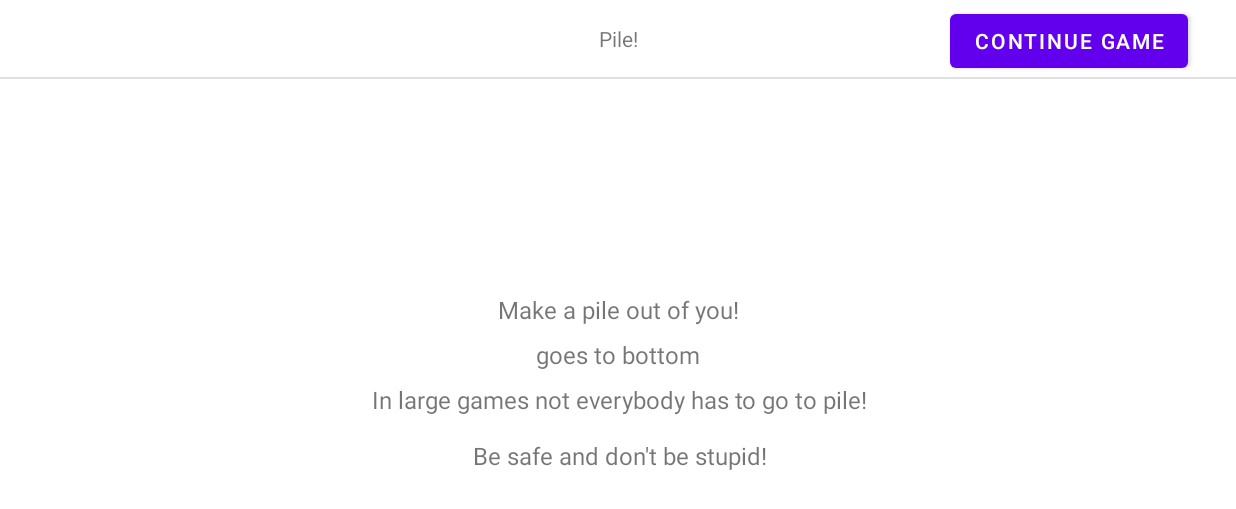
After one commit to OH-BugHit/AOP-Harjoitustyo, an Android app: the fragment Kasa placed in its activity, on a phone screen of 824 x 412 dp (held sideways). The commit adds this screen. Shown: the top 509 px of the screen. Run offline under Robolectric (Android 15) with nearby library versions, the phone set to English and light mode, and no system bars; 1 statement that could not run was skipped.

Commit message:
Kasa tehty. Kaikki minipelit valmiit (Toiminnot ja raaka layout)

```diff
--- a/app/src/main/java/com/oh/ready4play/Peli.java
+++ b/app/src/main/java/com/oh/ready4play/Peli.java
@@ -22,6 +22,7 @@ import com.oh.ready4play.minipelit.FuckTheDealer;
 import com.oh.ready4play.minipelit.Hitler;
 import com.oh.ready4play.minipelit.Huora;
 import com.oh.ready4play.minipelit.KaksiTotuuttaYksiValhe;
+import com.oh.ready4play.minipelit.Kasa;
 import com.oh.ready4play.minipelit.KolmeShottia;
 import com.oh.ready4play.minipelit.Ravit;
 import com.oh.ready4play.minipelit.Sanaselitys;
@@ -208,7 +209,7 @@ public class Peli extends Fragment {
     }
 
     private void suoritaVuoro(int toiminto) {
-        toiminto = 11;
+        toiminto = 12;
         switch (toiminto) {
             case 1 -> fragmentManager.beginTransaction()
                     .replace(R.id.fcvMinipeliNakyma,Hitler.class,null)
@@ -245,30 +246,29 @@ public class Peli extends Fragment {
                     .setReorderingAllowed(true)
                     .addToBackStack(null)
                     .commit();
-            case 8 -> {
-                fragmentManager.beginTransaction()
+            case 8 -> fragmentManager.beginTransaction()
                     .replace(R.id.fcvMinipeliNakyma, Sanaselitys.class,null)
                     .setReorderingAllowed(true)
                     .addToBackStack(null)
                     .commit();
-            }
-            case 9 -> {
-                fragmentManager.beginTransaction()
+            case 9 -> fragmentManager.beginTransaction()
                     .replace(R.id.fcvMinipeliNakyma, FuckTheDealer.class,null)
                     .setReorderingAllowed(true)
                     .addToBackStack(null)
                     .commit();
-            }
-            case 10 -> {
-                fragmentManager.beginTransaction()
+            case 10 -> fragmentManager.beginTransaction()
                     .replace(R.id.fcvMinipeliNakyma, Ravit.class,null)
                     .setReorderingAllowed(true)
                     .addToBackStack(null)
                     .commit();
-            }
-            case 11 -> {
+            case 11 -> fragmentManager.beginTransaction()
+                    .replace(R.id.fcvMinipeliNakyma, Bussikuski.class,null)
+                    .setReorderingAllowed(true)
+                    .addToBackStack(null)
+                    .commit();
+            case 12 -> {
                 fragmentManager.beginTransaction()
-                        .replace(R.id.fcvMinipeliNakyma, Bussikuski.class,null)
+                        .replace(R.id.fcvMinipeliNakyma, Kasa.class,null)
                         .setReorderingAllowed(true)
                         .addToBackStack(null)
                         .commit();
@@ -369,7 +369,7 @@ public class Peli extends Fragment {
                 case 37 -> kortti.kuva = getResources().getDrawable(R.drawable.pata12,MainActivity.INSTANCE.getTheme());
                 case 38 -> kortti.kuva = getResources().getDrawable(R.drawable.pata13,MainActivity.INSTANCE.getTheme());
                 case 39 -> kortti.kuva = getResources().getDrawable(R.drawable.risti1,MainActivity.INSTANCE.getTheme());
-                case 40 -> kortti.kuva = getResources().getDrawable(R.drawable.jokeri2,MainActivity.INSTANCE.getTheme());
+                case 40 -> kortti.kuva = getResources().getDrawable(R.drawable.risti2,MainActivity.INSTANCE.getTheme());
                 case 41 -> kortti.kuva = getResources().getDrawable(R.drawable.risti3,MainActivity.INSTANCE.getTheme());
                 case 42 -> kortti.kuva = getResources().getDrawable(R.drawable.risti4,MainActivity.INSTANCE.getTheme());
                 case 43 -> kortti.kuva = getResources().getDrawable(R.drawable.risti5,MainActivity.INSTANCE.getTheme());
--- /dev/null
+++ b/app/src/main/java/com/oh/ready4play/minipelit/Kasa.java
@@ -0,0 +1,40 @@
+package com.oh.ready4play.minipelit;
+
+import android.os.Bundle;
+
+import androidx.fragment.app.Fragment;
+
+import android.view.LayoutInflater;
+import android.view.View;
+import android.view.ViewGroup;
+import android.widget.Button;
+import android.widget.TextView;
+
+import com.oh.ready4play.Peli;
+import com.oh.ready4play.R;
+
+public class Kasa extends Fragment {
+
+    public Kasa() {super(R.layout.fragment_kasa);}
+
+    @Override
+    public View onCreateView(LayoutInflater inflater, ViewGroup container,
+                             Bundle savedInstanceState) {
+        View view = inflater.inflate(R.layout.fragment_kasa, container, false);
+
+        TextView tvPelaaja = view.findViewById(R.id.tvPelaajaNimi_Kasa);
+        tvPelaaja.setText(Peli.pelaajat.get(Peli.vuorossaPelaaja).pelaajanimi + " ");
+
+        Button btJatkaPelia = view.findViewById(R.id.btJatkaPelia_Kasa);
+
+        btJatkaPelia.setOnClickListener(e -> {
+            Peli.seuraavaVuoro = true;
+            Peli.fragmentManager.beginTransaction()
+                    .remove(this)
+                    .setReorderingAllowed(true)
+                    .commit();
+        });
+
+        return view;
+    }
+}
--- a/app/src/main/res/layout/fragment_huora.xml
+++ b/app/src/main/res/layout/fragment_huora.xml
@@ -50,7 +50,6 @@
         android:textSize="16sp"
         app:layout_constraintBottom_toBottomOf="parent"
         app:layout_constraintEnd_toEndOf="parent"
-        app:layout_constraintHorizontal_bias="0.49"
         app:layout_constraintStart_toStartOf="parent"
         app:layout_constraintTop_toTopOf="parent" />
 </androidx.constraintlayout.widget.ConstraintLayout>
--- /dev/null
+++ b/app/src/main/res/layout/fragment_kasa.xml
@@ -0,0 +1,90 @@
+<?xml version="1.0" encoding="utf-8"?>
+<androidx.constraintlayout.widget.ConstraintLayout xmlns:android="http://schemas.android.com/apk/res/android"
+    xmlns:app="http://schemas.android.com/apk/res-auto"
+    xmlns:tools="http://schemas.android.com/tools"
+    android:id="@+id/kasaLayout"
+    android:layout_width="match_parent"
+    android:layout_height="match_parent"
+    tools:context=".minipelit.Kasa">
+
+    <Button
+        android:id="@+id/btJatkaPelia_Kasa"
+        android:layout_width="wrap_content"
+        android:layout_height="wrap_content"
+        android:layout_marginEnd="32dp"
+        android:text="@string/text_continueGame"
+        app:layout_constraintBottom_toBottomOf="@+id/tvTitle_Kasa"
+        app:layout_constraintEnd_toEndOf="parent"
+        app:layout_constraintTop_toTopOf="@+id/tvTitle_Kasa"
+        app:layout_constraintVertical_bias="0.448" />
+
+    <TextView
+        android:id="@+id/tvTitle_Kasa"
+        android:layout_width="wrap_content"
+        android:layout_height="wrap_content"
+        android:layout_marginTop="16dp"
+        android:text="@string/text_stackTitle"
+        app:layout_constraintEnd_toEndOf="parent"
+        app:layout_constraintStart_toStartOf="parent"
+        app:layout_constraintTop_toTopOf="parent" />
+
+    <View
+        android:id="@+id/divider18"
+        android:layout_width="0dp"
+        android:layout_height="1dp"
+        android:layout_marginTop="16dp"
+        android:background="?android:attr/listDivider"
+        app:layout_constraintEnd_toEndOf="parent"
+        app:layout_constraintHorizontal_bias="0.0"
+        app:layout_constraintStart_toStartOf="parent"
+        app:layout_constraintTop_toBottomOf="@+id/tvTitle_Kasa" />
+
+    <TextView
+        android:id="@+id/tvOhjeistus_Kasa"
+        android:layout_width="wrap_content"
+        android:layout_height="wrap_content"
+        android:layout_marginStart="32dp"
+        android:layout_marginEnd="32dp"
+        android:text="@string/text_taskDescriptionStack"
+        android:textAlignment="center"
+        android:textSize="16sp"
+        app:layout_constraintBottom_toBottomOf="parent"
+        app:layout_constraintEnd_toEndOf="parent"
+        app:layout_constraintStart_toStartOf="parent"
+        app:layout_constraintTop_toTopOf="parent" />
+
+    <TextView
+        android:id="@+id/tvOhjeistus_Kasa2"
+        android:layout_width="wrap_content"
+        android:layout_height="wrap_content"
+        android:layout_marginTop="8dp"
+        android:text="@string/text_taskDesctiptionStack3"
+        android:textAlignment="center"
+        android:textSize="16sp"
+        app:layout_constraintEnd_toEndOf="@+id/tvOhjeistus_Kasa"
+        app:layout_constraintStart_toStartOf="@+id/tvOhjeistus_Kasa"
+        app:layout_constraintTop_toBottomOf="@+id/tvOhjeistus2_Kasa" />
+
+    <TextView
+        android:id="@+id/tvPelaajaNimi_Kasa"
+        android:layout_width="wrap_content"
+        android:layout_height="wrap_content"
+        android:textSize="16sp"
+        app:layout_constraintEnd_toStartOf="@+id/tvOhjeistus2_Kasa"
+        app:layout_constraintHorizontal_bias="0.5"
+        app:layout_constraintHorizontal_chainStyle="packed"
+        app:layout_constraintStart_toStartOf="parent"
+        app:layout_constraintTop_toTopOf="@+id/tvOhjeistus2_Kasa" />
+
+    <TextView
+        android:id="@+id/tvOhjeistus2_Kasa"
+        android:layout_width="wrap_content"
+        android:layout_height="wrap_content"
+        android:layout_marginTop="8dp"
+        android:text="@string/text_taskDescriptionStack2"
+        android:textSize="16sp"
+        app:layout_constraintEnd_toEndOf="parent"
+        app:layout_constraintHorizontal_bias="0.5"
+        app:layout_constraintStart_toEndOf="@+id/tvPelaajaNimi_Kasa"
+        app:layout_constraintTop_toBottomOf="@+id/tvOhjeistus_Kasa" />
+</androidx.constraintlayout.widget.ConstraintLayout>
--- a/app/src/main/res/values/strings.xml
+++ b/app/src/main/res/values/strings.xml
@@ -153,6 +153,12 @@
     <string name="text_falseGuesses_Busdriver">Wrong guesses:</string>
     <string name="text_penaltyBusdriver">Your penalty sips:</string>
 
+    <!-- Kasa -->
+    <string name="text_stackTitle">Pile!</string>
+    <string name="text_taskDescriptionStack">Make a pile out of you!</string>
+    <string name="text_taskDescriptionStack2">goes to bottom</string>
+    <string name="text_taskDesctiptionStack3">In large games not everybody has to go to pile!\n\nBe safe and don\'t be stupid!</string>
+
     <!-- Content description -->
     <string name="contentDesc_piece">Piece</string>
     <string name="contentDesc_GameBoard">Gameboard</string>
```
Also changed, not shown: app/src/main/res/drawable/risti2.png (added). Lines whose indentation alone changed are shown as unchanged.
